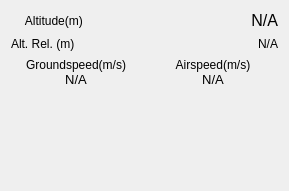
First picture: the form in GS/GUI/movementwidget.ui, repository UCI-UAVForge/GroundStation, before the edit.
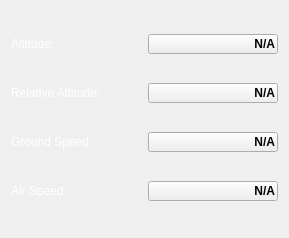
Second picture: the form after the edit.

Patch:
```diff
--- a/GS/GUI/movementwidget.ui
+++ b/GS/GUI/movementwidget.ui
@@ -7,246 +7,171 @@
     <x>0</x>
     <y>0</y>
     <width>289</width>
-    <height>191</height>
+    <height>238</height>
    </rect>
   </property>
   <property name="sizePolicy">
-   <sizepolicy hsizetype="Preferred" vsizetype="Minimum">
+   <sizepolicy hsizetype="Preferred" vsizetype="Preferred">
     <horstretch>0</horstretch>
     <verstretch>0</verstretch>
    </sizepolicy>
   </property>
+  <property name="font">
+   <font>
+    <weight>75</weight>
+    <bold>true</bold>
+   </font>
+  </property>
   <property name="windowTitle">
    <string>Form</string>
   </property>
   <property name="styleSheet">
-   <string notr="true">QLabel{
-	color:black;
-	padding:5px;
-	background-color:rgb(211, 211, 211)
+   <string notr="true">QLabel {
+	color:white;
 }
-
-QLabel#altTitle,  QLabel#altRelTitle{
-	background-color:rgb(147, 194, 255)
-}
-
-QLabel#locTitle {
-	background-color:rgb(175, 225, 129)
-}
-
-QLabel#alt, QLabel#loc, QLabel#altRel{
-	padding-right:5px;
-	padding-top:8px;
-	padding-bottom:8px;
-	font: 12pt;
-	background-color: rgb(240, 240, 240);
-}
-
-QLabel#gSpeed, QLabel#airSpeed{
-	padding-top:8px;
-	padding-bottom:8px;
-	font-size:10pt;
-	background-color: rgb(240, 240, 240);
-};
-</string>
+QPushButton {
+	text-align:right;
+	padding:2px;
+}</string>
   </property>
   <layout class="QGridLayout" name="gridLayout">
-   <property name="horizontalSpacing">
-    <number>0</number>
-   </property>
-   <property name="verticalSpacing">
-    <number>7</number>
-   </property>
-   <item row="0" column="2" colspan="2">
-    <widget class="QLabel" name="alt">
+   <item row="7" column="2">
+    <widget class="QPushButton" name="alt">
+     <property name="font">
+      <font>
+       <weight>75</weight>
+       <bold>true</bold>
+      </font>
+     </property>
+     <property name="text">
+      <string>N/A</string>
+     </property>
+    </widget>
+   </item>
+   <item row="8" column="2">
+    <widget class="QPushButton" name="relAlt">
+     <property name="font">
+      <font>
+       <weight>75</weight>
+       <bold>true</bold>
+      </font>
+     </property>
+     <property name="text">
+      <string>N/A</string>
+     </property>
+    </widget>
+   </item>
+   <item row="9" column="0">
+    <widget class="QLabel" name="gSpeedTitle">
      <property name="sizePolicy">
-      <sizepolicy hsizetype="Preferred" vsizetype="Minimum">
+      <sizepolicy hsizetype="Minimum" vsizetype="Minimum">
        <horstretch>0</horstretch>
        <verstretch>0</verstretch>
       </sizepolicy>
      </property>
+     <property name="maximumSize">
+      <size>
+       <width>16777215</width>
+       <height>16777214</height>
+      </size>
+     </property>
      <property name="font">
       <font>
-       <pointsize>12</pointsize>
        <weight>50</weight>
-       <italic>false</italic>
        <bold>false</bold>
       </font>
      </property>
-     <property name="accessibleName">
-      <string/>
-     </property>
-     <property name="styleSheet">
-      <string notr="true"/>
-     </property>
      <property name="text">
-      <string>N/A</string>
+      <string>Ground Speed:</string>
      </property>
      <property name="alignment">
-      <set>Qt::AlignRight|Qt::AlignTrailing|Qt::AlignVCenter</set>
+      <set>Qt::AlignLeading|Qt::AlignLeft|Qt::AlignVCenter</set>
      </property>
      <property name="margin">
       <number>0</number>
      </property>
     </widget>
    </item>
-   <item row="5" column="1" colspan="3">
-    <layout class="QGridLayout" name="gridLayout_2">
-     <property name="horizontalSpacing">
-      <number>7</number>
-     </property>
-     <property name="verticalSpacing">
-      <number>0</number>
-     </property>
-     <item row="3" column="1">
-      <widget class="QLabel" name="airSpeed">
-       <property name="font">
-        <font>
-         <pointsize>10</pointsize>
-        </font>
-       </property>
-       <property name="styleSheet">
-        <string notr="true"/>
-       </property>
-       <property name="text">
-        <string>N/A</string>
-       </property>
-       <property name="alignment">
-        <set>Qt::AlignCenter</set>
-       </property>
-       <property name="margin">
-        <number>0</number>
-       </property>
-      </widget>
-     </item>
-     <item row="3" column="0">
-      <widget class="QLabel" name="gSpeed">
-       <property name="font">
-        <font>
-         <pointsize>10</pointsize>
-        </font>
-       </property>
-       <property name="styleSheet">
-        <string notr="true"/>
-       </property>
-       <property name="text">
-        <string>N/A</string>
-       </property>
-       <property name="alignment">
-        <set>Qt::AlignCenter</set>
-       </property>
-       <property name="margin">
-        <number>0</number>
-       </property>
-      </widget>
-     </item>
-     <item row="2" column="1">
-      <widget class="QLabel" name="velYTitle">
-       <property name="sizePolicy">
-        <sizepolicy hsizetype="Minimum" vsizetype="Minimum">
-         <horstretch>0</horstretch>
-         <verstretch>0</verstretch>
-        </sizepolicy>
-       </property>
-       <property name="maximumSize">
-        <size>
-         <width>16777215</width>
-         <height>16777214</height>
-        </size>
-       </property>
-       <property name="text">
-        <string>Airspeed(m/s)</string>
-       </property>
-       <property name="alignment">
-        <set>Qt::AlignCenter</set>
-       </property>
-       <property name="margin">
-        <number>0</number>
-       </property>
-      </widget>
-     </item>
-     <item row="2" column="0">
-      <widget class="QLabel" name="gSpeedTitle">
-       <property name="sizePolicy">
-        <sizepolicy hsizetype="Minimum" vsizetype="Minimum">
-         <horstretch>0</horstretch>
-         <verstretch>0</verstretch>
-        </sizepolicy>
-       </property>
-       <property name="maximumSize">
-        <size>
-         <width>16777215</width>
-         <height>16777214</height>
-        </size>
-       </property>
-       <property name="text">
-        <string>Groundspeed(m/s)</string>
-       </property>
-       <property name="alignment">
-        <set>Qt::AlignCenter</set>
-       </property>
-       <property name="margin">
-        <number>0</number>
-       </property>
-      </widget>
-     </item>
-    </layout>
-   </item>
-   <item row="6" column="2">
-    <spacer name="verticalSpacer_2">
-     <property name="orientation">
-      <enum>Qt::Vertical</enum>
-     </property>
-     <property name="sizeType">
-      <enum>QSizePolicy::MinimumExpanding</enum>
-     </property>
-     <property name="sizeHint" stdset="0">
-      <size>
-       <width>20</width>
-       <height>0</height>
-      </size>
-     </property>
-    </spacer>
-   </item>
-   <item row="0" column="1">
-    <widget class="QLabel" name="altTitle">
+   <item row="10" column="0">
+    <widget class="QLabel" name="velYTitle">
      <property name="sizePolicy">
-      <sizepolicy hsizetype="Preferred" vsizetype="Minimum">
+      <sizepolicy hsizetype="Minimum" vsizetype="Minimum">
        <horstretch>0</horstretch>
        <verstretch>0</verstretch>
       </sizepolicy>
      </property>
-     <property name="accessibleName">
-      <string notr="true"/>
+     <property name="maximumSize">
+      <size>
+       <width>16777215</width>
+       <height>16777214</height>
+      </size>
      </property>
-     <property name="lineWidth">
-      <number>1</number>
+     <property name="font">
+      <font>
+       <weight>50</weight>
+       <bold>false</bold>
+      </font>
      </property>
      <property name="text">
-      <string>Altitude(m) </string>
+      <string>Air Speed:</string>
      </property>
      <property name="alignment">
-      <set>Qt::AlignCenter</set>
+      <set>Qt::AlignLeading|Qt::AlignLeft|Qt::AlignVCenter</set>
      </property>
+     <property name="margin">
+      <number>0</number>
+     </property>
     </widget>
    </item>
-   <item row="1" column="1">
-    <widget class="QLabel" name="altRelTitle">
+   <item row="8" column="0">
+    <widget class="QLabel" name="label_2">
+     <property name="font">
+      <font>
+       <weight>50</weight>
+       <bold>false</bold>
+      </font>
+     </property>
      <property name="text">
-      <string>Alt. Rel. (m)</string>
+      <string>Relative Altitude:</string>
      </property>
     </widget>
    </item>
-   <item row="1" column="2" colspan="2">
-    <widget class="QLabel" name="altRel">
-     <property name="layoutDirection">
-      <enum>Qt::LeftToRight</enum>
+   <item row="7" column="0">
+    <widget class="QLabel" name="label">
+     <property name="font">
+      <font>
+       <weight>50</weight>
+       <bold>false</bold>
+      </font>
      </property>
      <property name="text">
+      <string>Altitude:</string>
+     </property>
+    </widget>
+   </item>
+   <item row="9" column="2">
+    <widget class="QPushButton" name="gSpeed">
+     <property name="font">
+      <font>
+       <weight>75</weight>
+       <bold>true</bold>
+      </font>
+     </property>
+     <property name="text">
       <string>N/A</string>
      </property>
-     <property name="alignment">
-      <set>Qt::AlignRight|Qt::AlignTrailing|Qt::AlignVCenter</set>
+    </widget>
+   </item>
+   <item row="10" column="2">
+    <widget class="QPushButton" name="airSpeed">
+     <property name="font">
+      <font>
+       <weight>75</weight>
+       <bold>true</bold>
+      </font>
+     </property>
+     <property name="text">
+      <string>N/A</string>
      </property>
     </widget>
    </item>
```
